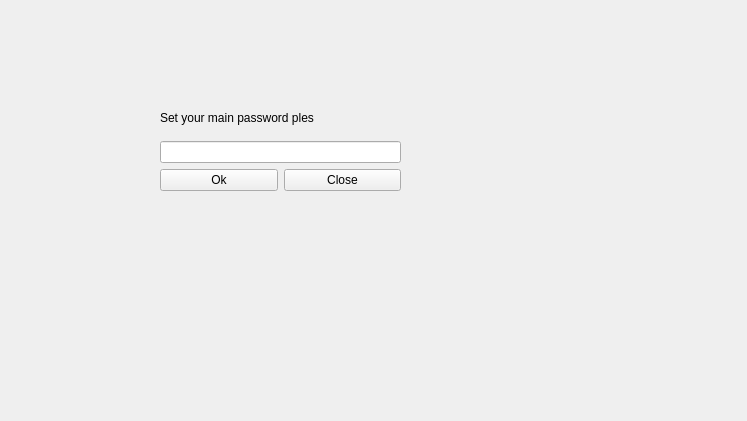
CoolSons/MasterPassword, file masspass.ui: the form before one commit.
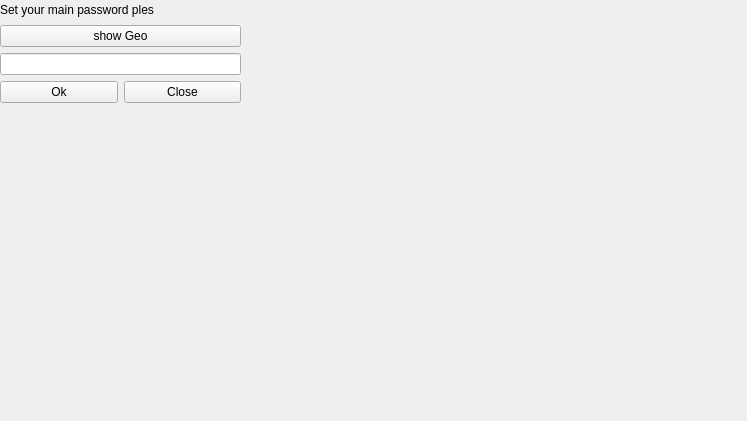
The form after the commit.

```diff
--- a/masspass.ui
+++ b/masspass.ui
@@ -13,13 +13,13 @@
   <property name="windowTitle">
    <string>Form</string>
   </property>
-  <widget class="QWidget" name="">
+  <widget class="QWidget" name="layoutWidget">
    <property name="geometry">
     <rect>
-     <x>160</x>
-     <y>100</y>
+     <x>0</x>
+     <y>0</y>
      <width>241</width>
-     <height>91</height>
+     <height>103</height>
     </rect>
    </property>
    <layout class="QVBoxLayout" name="verticalLayout_2">
@@ -30,6 +30,13 @@
       </property>
      </widget>
     </item>
+    <item>
+     <widget class="QPushButton" name="pushButton_3">
+      <property name="text">
+       <string>show Geo</string>
+      </property>
+     </widget>
+    </item>
     <item>
      <layout class="QVBoxLayout" name="verticalLayout">
       <item>
```
